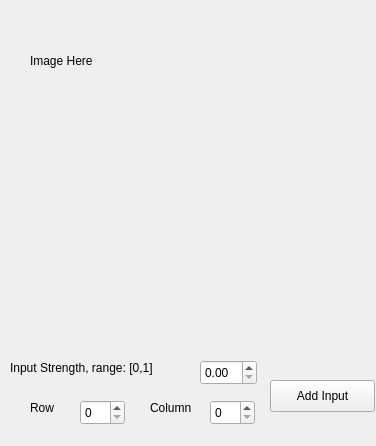
Before: the Qt Designer form gui/qTrace/layerviewer.ui in gnmerritt/multiTrace-features, drawn with Qt 5.
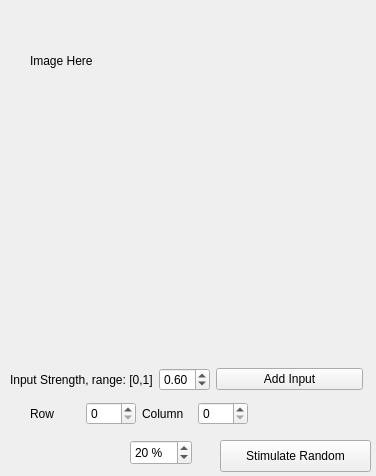
After: the same form once the commit is applied.

```diff
--- a/gui/qTrace/layerviewer.ui
+++ b/gui/qTrace/layerviewer.ui
@@ -7,115 +7,144 @@
     <x>0</x>
     <y>0</y>
     <width>376</width>
-    <height>446</height>
+    <height>476</height>
    </rect>
   </property>
   <property name="windowTitle">
    <string>multiTRACE Layer</string>
   </property>
-  <widget class="QSpinBox" name="inputRow">
+  <widget class="QLabel" name="layerImg">
    <property name="geometry">
     <rect>
-     <x>80</x>
-     <y>400</y>
-     <width>45</width>
+     <x>30</x>
+     <y>40</y>
+     <width>141</width>
+     <height>41</height>
+    </rect>
+   </property>
+   <property name="text">
+    <string>Image Here</string>
+   </property>
+  </widget>
+  <widget class="QPushButton" name="pushButton">
+   <property name="geometry">
+    <rect>
+     <x>220</x>
+     <y>440</y>
+     <width>151</width>
+     <height>32</height>
+    </rect>
+   </property>
+   <property name="text">
+    <string>Stimulate Random</string>
+   </property>
+  </widget>
+  <widget class="QDoubleSpinBox" name="stimulateRandom">
+   <property name="geometry">
+    <rect>
+     <x>130</x>
+     <y>440</y>
+     <width>62</width>
      <height>25</height>
     </rect>
    </property>
-   <property name="minimum">
+   <property name="suffix">
+    <string> %</string>
+   </property>
+   <property name="decimals">
     <number>0</number>
    </property>
+   <property name="minimum">
+    <double>0.000000000000000</double>
+   </property>
+   <property name="maximum">
+    <double>100.000000000000000</double>
+   </property>
+   <property name="singleStep">
+    <double>5.000000000000000</double>
+   </property>
+   <property name="value">
+    <double>20.000000000000000</double>
+   </property>
   </widget>
+  <widget class="QWidget" name="">
+   <property name="geometry">
+    <rect>
+     <x>30</x>
+     <y>400</y>
+     <width>218</width>
+     <height>27</height>
+    </rect>
+   </property>
+   <layout class="QHBoxLayout" name="horizontalLayout">
+    <item>
   <widget class="QLabel" name="label_4">
-   <property name="geometry">
-    <rect>
-     <x>30</x>
-     <y>400</y>
-     <width>27</width>
-     <height>16</height>
-    </rect>
-   </property>
    <property name="text">
     <string>Row</string>
    </property>
   </widget>
+    </item>
+    <item>
+     <widget class="QSpinBox" name="inputRow">
+      <property name="minimum">
+       <number>0</number>
+      </property>
+     </widget>
+    </item>
+    <item>
   <widget class="QLabel" name="label_5">
-   <property name="geometry">
-    <rect>
-     <x>150</x>
-     <y>400</y>
-     <width>49</width>
-     <height>16</height>
-    </rect>
-   </property>
    <property name="text">
     <string>Column</string>
    </property>
   </widget>
-  <widget class="QSpinBox" name="inputCol">
-   <property name="geometry">
-    <rect>
-     <x>210</x>
-     <y>400</y>
-     <width>45</width>
-     <height>25</height>
-    </rect>
-   </property>
+    </item>
+    <item>
+     <widget class="QSpinBox" name="inputCol"/>
+    </item>
+   </layout>
   </widget>
-  <widget class="QPushButton" name="addInput">
-   <property name="geometry">
-    <rect>
-     <x>270</x>
-     <y>380</y>
-     <width>105</width>
-     <height>32</height>
-    </rect>
-   </property>
-   <property name="text">
-    <string>Add Input</string>
-   </property>
-  </widget>
-  <widget class="QLabel" name="label_3">
+  <widget class="QWidget" name="">
    <property name="geometry">
     <rect>
      <x>10</x>
      <y>360</y>
-     <width>172</width>
-     <height>16</height>
+     <width>353</width>
+     <height>39</height>
     </rect>
    </property>
+   <layout class="QHBoxLayout" name="horizontalLayout_3">
+    <item>
+     <layout class="QHBoxLayout" name="horizontalLayout_2">
+      <item>
+       <widget class="QLabel" name="label_3">
    <property name="text">
     <string>Input Strength, range: [0,1]</string>
    </property>
   </widget>
+      </item>
+      <item>
   <widget class="QDoubleSpinBox" name="inputStrength">
-   <property name="geometry">
-    <rect>
-     <x>200</x>
-     <y>360</y>
-     <width>57</width>
-     <height>25</height>
-    </rect>
-   </property>
    <property name="maximum">
     <double>1.000000000000000</double>
    </property>
    <property name="singleStep">
     <double>0.050000000000000</double>
    </property>
-  </widget>
-  <widget class="QLabel" name="layerImg">
-   <property name="geometry">
-    <rect>
-     <x>30</x>
-     <y>40</y>
-     <width>141</width>
-     <height>41</height>
-    </rect>
-   </property>
+        <property name="value">
+         <double>0.600000000000000</double>
+        </property>
+       </widget>
+      </item>
+     </layout>
+    </item>
+    <item>
+     <widget class="QPushButton" name="addInput">
    <property name="text">
-    <string>Image Here</string>
-   </property>
+       <string>Add Input</string>
+      </property>
+     </widget>
+    </item>
+   </layout>
   </widget>
  </widget>
  <resources/>
```
Lines whose indentation alone changed are shown as unchanged.
